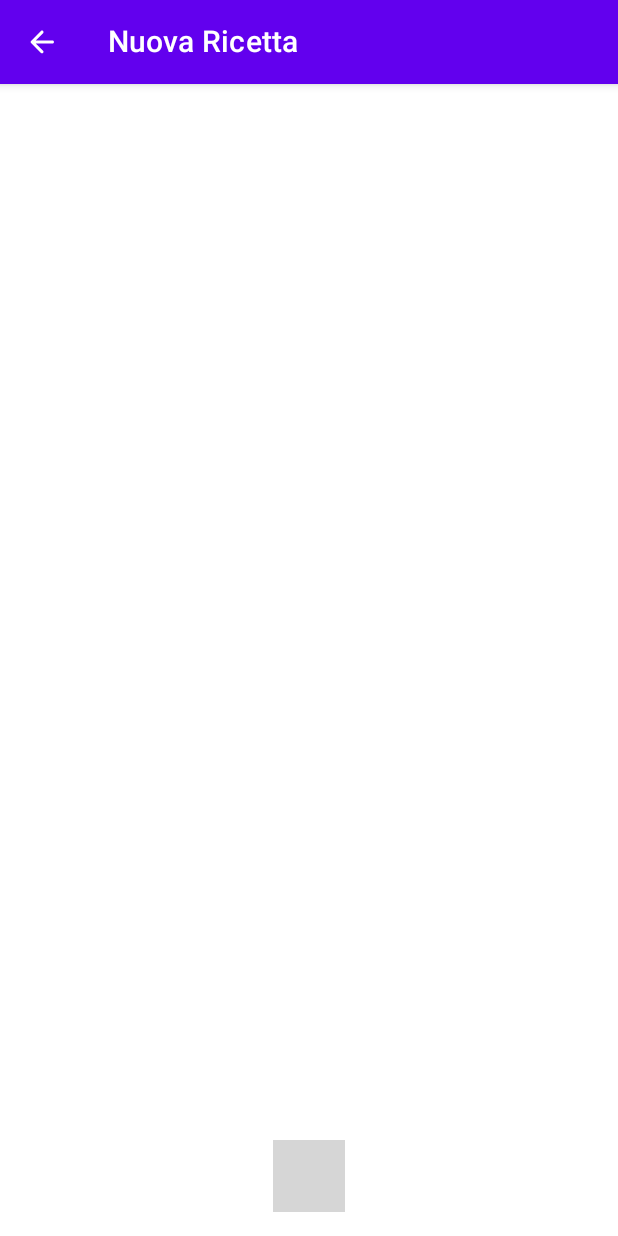
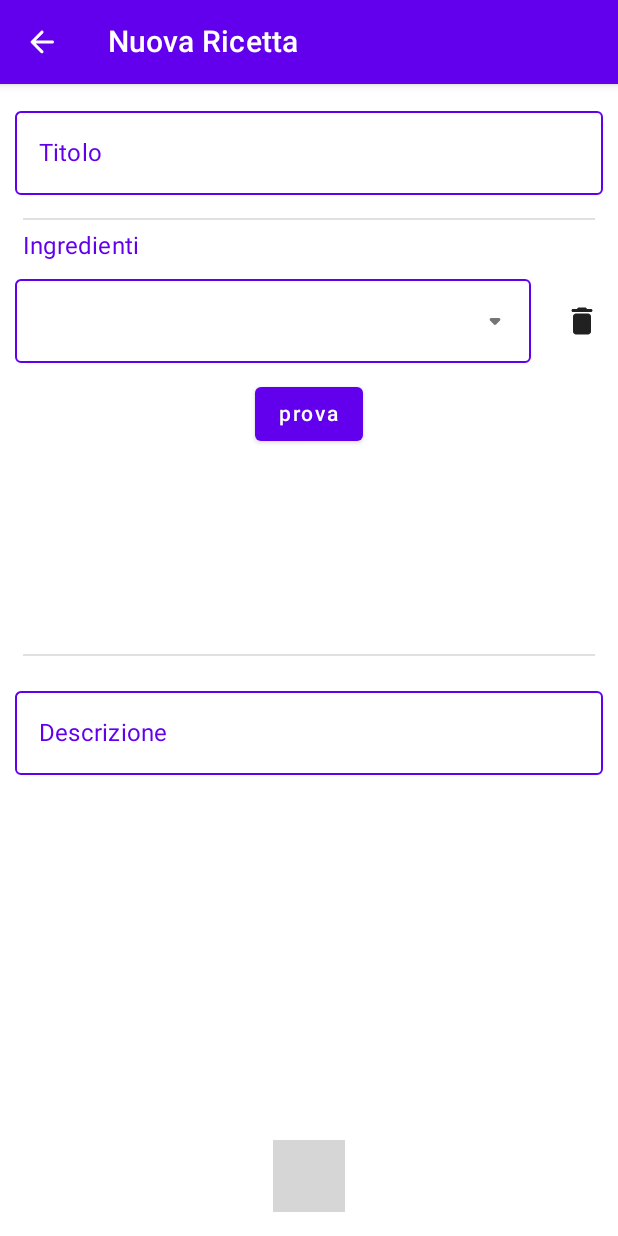
Before and after one commit to AlessandraPastore/ComposeApplication, an Android app built with Jetpack Compose: the NuovaRicetta screen opened through its navigation route, on a phone screen of 412 x 824 dp. Run offline under Robolectric (Android 15) with nearby library versions, the phone set to English and light mode, and no system bars; 3 statements that could not run were skipped; grey boxes are pictures that could not be loaded.

Commit message:
nuova ricetta ui

```diff
--- a/app/src/main/java/com/example/myapplication/Home.kt
+++ b/app/src/main/java/com/example/myapplication/Home.kt
@@ -2,12 +2,10 @@ package com.example.myapplication
 
 import androidx.compose.foundation.BorderStroke
 import androidx.compose.foundation.background
-import androidx.compose.foundation.border
 import androidx.compose.foundation.clickable
 import androidx.compose.foundation.gestures.detectTapGestures
 import androidx.compose.foundation.layout.*
 import androidx.compose.foundation.lazy.LazyColumn
-import androidx.compose.foundation.shape.CircleShape
 import androidx.compose.material.*
 import androidx.compose.material.icons.Icons
 import androidx.compose.material.icons.rounded.*
@@ -21,36 +19,40 @@ import androidx.compose.ui.res.stringResource
 import androidx.compose.ui.text.input.TextFieldValue
 import androidx.compose.ui.text.style.TextAlign
 import androidx.compose.ui.unit.dp
-import androidx.navigation.compose.navigate
 
 @Composable
 fun Home() {
     val expanded = remember { mutableStateOf(false)}
     val searching = remember {mutableStateOf(false)}
+    val longPressed = remember {mutableStateOf(false)}
 
     Scaffold(
         topBar = {
-            if(!searching.value) TopBar(expanded, searching)    //searching.value si aggiorna al click dell'icona di search
-            else Searching(searching)
+            when{
+                longPressed.value -> LongPress(longPressed)
+                searching.value -> Searching(searching)
+                else -> TopBar(expanded, searching)
+            }
 
         }
     )
     {
-        ScrollableLIst()
+        ScrollableLIst(longPressed)
     }
 }
 
 @Composable
-fun TopBar(expanded: MutableState<Boolean>, searching: MutableState<Boolean>) {
+fun TopBar(
+    expanded: MutableState<Boolean>,
+    searching: MutableState<Boolean>
+) {
 
     TopAppBar(
         title = {
             Text(text = stringResource(R.string.home))
         },
         actions = {
-            IconButton(onClick = {
-                searching.value = true
-            }) {
+            IconButton(onClick = { searching.value = true }) {
                 Icon(Icons.Rounded.Search, contentDescription = "")
             }
             IconButton(onClick = { expanded.value = true }) {
@@ -126,7 +128,31 @@ fun Searching(searching: MutableState<Boolean>) {
 }
 
 @Composable
-fun ScrollableLIst(){
+fun LongPress(longPressed: MutableState<Boolean>) {
+    TopAppBar(
+        title = {
+            Text(text = stringResource(R.string.selected))
+        },
+        backgroundColor = MaterialTheme.colors.primaryVariant,
+        navigationIcon = {
+            IconButton(onClick = { longPressed.value = false }) {
+                Icon(Icons.Rounded.Close, contentDescription = "")
+            }
+        },
+        actions = {
+            IconButton(onClick = {  }) {
+                Icon(Icons.Rounded.Create, contentDescription = "")
+            }
+            IconButton(onClick = {  }) {
+                Icon(Icons.Rounded.Delete, contentDescription = "")
+            }
+        }
+    )
+
+}
+
+@Composable
+fun ScrollableLIst(longPressed: MutableState<Boolean>) {
     LazyColumn() {
         items(50) {
             val checked = rememberSaveable { mutableStateOf(false) }    //devo farlo per ogni index qualcosa
@@ -137,11 +163,12 @@ fun ScrollableLIst(){
                     modifier = Modifier
                         .fillParentMaxWidth()
                         .padding(10.dp)
-                        .clickable {  }
                         .pointerInput(Unit) {
                             detectTapGestures(
                                 onTap = {},
-                                onLongPress = {}
+                                onLongPress = {
+                                    longPressed.value = !longPressed.value
+                                }
                             )
 
                         }
--- a/app/src/main/java/com/example/myapplication/NuovaRicetta.kt
+++ b/app/src/main/java/com/example/myapplication/NuovaRicetta.kt
@@ -1,16 +1,25 @@
 package com.example.myapplication
 
-import androidx.compose.foundation.layout.Arrangement
-import androidx.compose.foundation.layout.Column
-import androidx.compose.foundation.layout.fillMaxSize
+import androidx.compose.foundation.background
+import androidx.compose.foundation.clickable
+import androidx.compose.foundation.layout.*
+import androidx.compose.foundation.lazy.LazyColumn
 import androidx.compose.material.*
 import androidx.compose.material.icons.Icons
 import androidx.compose.material.icons.rounded.ArrowBack
+import androidx.compose.material.icons.rounded.ArrowDropDown
+import androidx.compose.material.icons.rounded.Delete
+import androidx.compose.material.icons.rounded.Search
 import androidx.compose.runtime.Composable
+import androidx.compose.runtime.mutableStateOf
+import androidx.compose.runtime.remember
 import androidx.compose.ui.Alignment
 import androidx.compose.ui.Modifier
+import androidx.compose.ui.graphics.Color
 import androidx.compose.ui.res.stringResource
+import androidx.compose.ui.text.input.TextFieldValue
 import androidx.compose.ui.tooling.preview.Preview
+import androidx.compose.ui.unit.dp
 import androidx.navigation.NavHostController
 import androidx.navigation.compose.navigate
 
@@ -31,7 +40,7 @@ fun NuovaRicetta(navController: NavHostController) {
                         }
                     })
                     {
-                    Icon(Icons.Rounded.ArrowBack, contentDescription = null)
+                    Icon(Icons.Rounded.ArrowBack, contentDescription = "")
                     }
                 },
             )
@@ -49,6 +58,170 @@ fun Content(){
         modifier = Modifier
             .fillMaxSize()
     ){
+        Row(
+            horizontalArrangement = Arrangement.Center,
+            verticalAlignment = Alignment.CenterVertically
+        ){
+            val title = remember{ mutableStateOf(TextFieldValue()) }
+            OutlinedTextField(
+                value = title.value,
+                onValueChange = {
+                    if(it.text.length <= 20) title.value = it
+                },
+                placeholder = {Text(text = "Inserisci il titolo")},
+                label = {Text(stringResource(R.string.titolo))},
+                modifier = Modifier
+                    .padding(10.dp)
+                    .fillMaxWidth(),
+                singleLine = true,
+                colors = TextFieldDefaults.outlinedTextFieldColors(
+                    unfocusedBorderColor = MaterialTheme.colors.primary,
+                    unfocusedLabelColor = MaterialTheme.colors.primary
+                )
+
+            )
+        }
+        Divider(
+            modifier = Modifier.padding(top = 5.dp, start = 15.dp, end = 15.dp, bottom = 5.dp)
+        )
+        Text(
+            text = stringResource(R.string.ingredienti),
+            style = MaterialTheme.typography.subtitle1,
+            color = MaterialTheme.colors.primary,
+            //textAlign = Alignment.Start,
+            modifier = Modifier
+                .padding(start = 15.dp)
+                .fillMaxWidth()
+        )
+        Column(
+            modifier = Modifier
+                .fillMaxWidth()
+                .weight(2f),
+            horizontalAlignment = Alignment.CenterHorizontally,
+            verticalArrangement = Arrangement.Top,
+        ){
+
+            LazyColumn() {
+                item{
+                    NewRecipe()
+                }
+            }
+            Button(onClick = { }){
+                Text("prova")
+            }
+        }
+        Divider(
+            modifier = Modifier.padding(top = 5.dp, start = 15.dp, end = 15.dp, bottom = 5.dp)
+        )
+        Row(
+            horizontalArrangement = Arrangement.Center,
+            verticalAlignment = Alignment.Top,
+            modifier = Modifier.weight(3f)
+        ){
+            val description = remember{ mutableStateOf(TextFieldValue()) }
+            OutlinedTextField(
+                value = description.value,
+                onValueChange = {
+                    if(it.text.length <= 200) description.value = it
+                },
+                placeholder = {Text(text = "Inserisci la descrizione")},
+                label = {Text(stringResource(R.string.descrizione))},
+                modifier = Modifier
+                    .padding(10.dp)
+                    .fillMaxWidth(),
+                maxLines = 10,
+                colors = TextFieldDefaults.outlinedTextFieldColors(
+                    unfocusedBorderColor = MaterialTheme.colors.primary,
+                    unfocusedLabelColor = MaterialTheme.colors.primary
+                )
+
+            )
+        }
+        Box(
+            modifier = Modifier.fillMaxWidth()
+        )
 
     }
 }
+
+
+@Composable
+fun NewRecipe(){
+    Row(
+        horizontalArrangement = Arrangement.SpaceBetween,
+        verticalAlignment = Alignment.CenterVertically
+    ){
+        Row(){
+            //menù ingredienti a tendina
+        }
+        Row(
+            modifier = Modifier.weight(1f)
+        ){
+            Unit()
+        }
+        Box(){
+            //quantità ingredienti
+        }
+        IconButton(onClick =  {}){
+            Icon(Icons.Rounded.Delete, contentDescription = "")
+        }
+    }
+}
+
+@Composable
+fun Ingrediente(){
+
+}
+
+@Composable
+fun Unit(){
+    //menù gr ml a tendina
+    val expanded = remember { mutableStateOf(false)}
+    val unit = remember{ mutableStateOf("") }
+    OutlinedTextField(
+        value = unit.value,
+        onValueChange = {
+            unit.value = it
+        },
+        //label = {Text(stringResource(R.string.unità))},
+        modifier = Modifier
+            .padding(10.dp)
+            .fillMaxWidth(),
+        readOnly = true,
+        colors = TextFieldDefaults.outlinedTextFieldColors(
+            unfocusedBorderColor = MaterialTheme.colors.primary,
+            //unfocusedLabelColor = MaterialTheme.colors.primary,
+        ),
+        trailingIcon = {
+            Icon(
+                Icons.Rounded.ArrowDropDown,
+                contentDescription = "",
+                Modifier.clickable { expanded.value = !expanded.value }
+            )
+        }
+    )
+    DropdownMenu(
+        expanded = expanded.value,
+        onDismissRequest = { expanded.value = false },
+        modifier = Modifier
+            .wrapContentSize()
+            .background(MaterialTheme.colors.background)
+    ) {
+        val g = stringResource(R.string.grammi)
+        val ml = stringResource(R.string.ml)
+        DropdownMenuItem(
+            onClick = {
+                unit.value = g
+                expanded.value = false
+            },
+            content = {Text(text = g)}
+        )
+        DropdownMenuItem(
+            onClick = {
+                unit.value = ml
+                expanded.value = false
+            },
+            content = {Text(text = ml)}
+        )
+    }
+}
--- a/app/src/main/java/com/example/myapplication/ui/theme/Type.kt
+++ b/app/src/main/java/com/example/myapplication/ui/theme/Type.kt
@@ -13,6 +13,7 @@ val Typography = Typography(
         fontWeight = FontWeight.Normal,
         fontSize = 16.sp
     )
+
     /* Other default text styles to override
     button = TextStyle(
         fontFamily = FontFamily.Default,
@@ -26,3 +27,7 @@ val Typography = Typography(
     )
     */
 )
+
+val MyTypography = Typography(
+
+)
--- a/app/src/main/res/values/strings.xml
+++ b/app/src/main/res/values/strings.xml
@@ -6,4 +6,11 @@
     <string name="impostazioni">Impostazioni</string>
     <string name="ricetta">Ricetta</string>
     <string name="nuova">Nuova Ricetta</string>
+    <string name="selected">Ricetta selezionata</string>
+    <string name="titolo">Titolo</string>
+    <string name="ingredienti">Ingredienti</string>
+    <string name="grammi">g</string>
+    <string name="ml">ml</string>
+    <string name="unità">unità</string>
+    <string name="descrizione">Descrizione</string>
 </resources>
```
